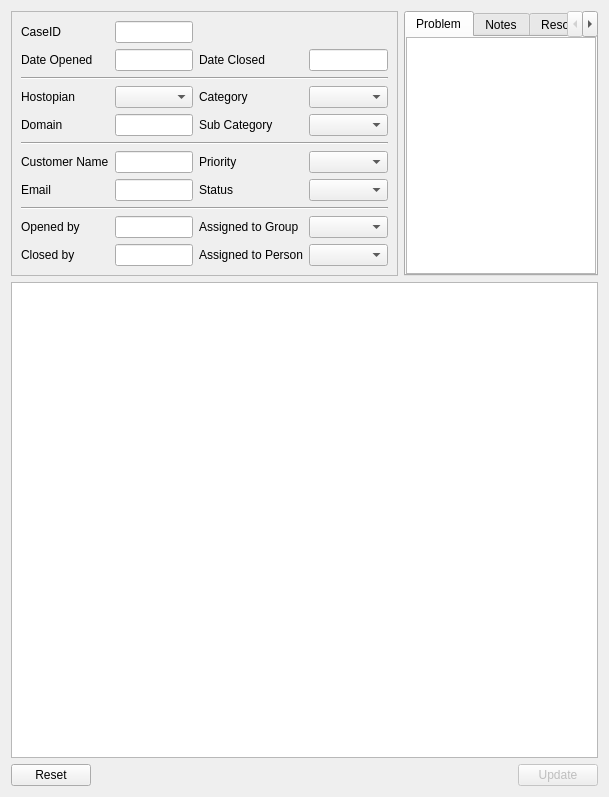
The window that TicketWidget.ui (igoriok/PigsOn) describes before a commit, drawn with Qt 5.
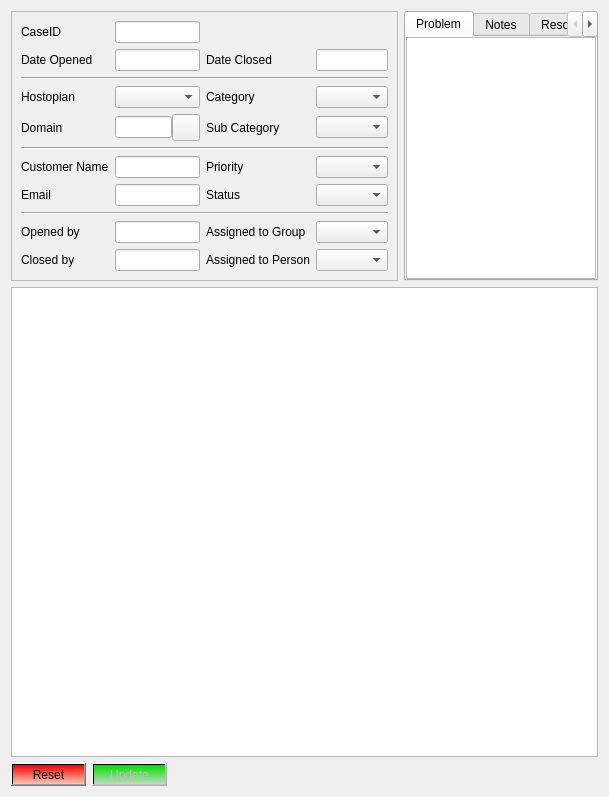
The same window after the commit. Icons and pictures are not drawn.

Patch:
```diff
--- a/TicketWidget.ui
+++ b/TicketWidget.ui
@@ -126,9 +126,6 @@
         </property>
        </widget>
       </item>
-      <item row="4" column="1">
-       <widget class="QLineEdit" name="lineEdit_Domain"/>
-      </item>
       <item row="4" column="2">
        <widget class="QLabel" name="label_SubCategory">
         <property name="text">
@@ -269,6 +266,47 @@
       <item row="10" column="3">
        <widget class="QComboBox" name="comboBox_Person"/>
       </item>
+      <item row="0" column="3">
+       <widget class="QLabel" name="label">
+        <property name="text">
+         <string/>
+        </property>
+       </widget>
+      </item>
+      <item row="4" column="1">
+       <layout class="QHBoxLayout" name="horizontalLayout_3">
+        <property name="spacing">
+         <number>0</number>
+        </property>
+        <item>
+         <widget class="QLineEdit" name="lineEdit_Domain">
+          <property name="sizePolicy">
+           <sizepolicy hsizetype="Expanding" vsizetype="Fixed">
+            <horstretch>1</horstretch>
+            <verstretch>0</verstretch>
+           </sizepolicy>
+          </property>
+         </widget>
+        </item>
+        <item>
+         <widget class="QToolButton" name="toolButton">
+          <property name="cursor">
+           <cursorShape>PointingHandCursor</cursorShape>
+          </property>
+          <property name="icon">
+           <iconset resource="Resources.qrc">
+            <normaloff>:/res/right.png</normaloff>:/res/right.png</iconset>
+          </property>
+          <property name="iconSize">
+           <size>
+            <width>20</width>
+            <height>20</height>
+           </size>
+          </property>
+         </widget>
+        </item>
+       </layout>
+      </item>
      </layout>
     </widget>
    </item>
@@ -356,11 +394,34 @@
     <layout class="QHBoxLayout" name="horizontalLayout_4">
      <item>
       <widget class="QPushButton" name="pushButton_Reset">
+       <property name="cursor">
+        <cursorShape>PointingHandCursor</cursorShape>
+       </property>
+       <property name="styleSheet">
+        <string>background: qlineargradient(spread:pad, x1:0, y1:0, x2:0, y2:1, stop:0 rgba(255, 0, 0, 255), stop:1 rgba(255, 200, 180, 255))
+</string>
+       </property>
        <property name="text">
         <string>Reset</string>
        </property>
       </widget>
      </item>
+     <item>
+      <widget class="QPushButton" name="pushButton_Update">
+       <property name="enabled">
+        <bool>false</bool>
+       </property>
+       <property name="cursor">
+        <cursorShape>PointingHandCursor</cursorShape>
+       </property>
+       <property name="styleSheet">
+        <string>background: qlineargradient(spread:pad, x1:0, y1:0, x2:0, y2:1, stop:0 rgba(0, 222, 0, 255), stop:1 rgba(195, 220, 195, 255))</string>
+       </property>
+       <property name="text">
+        <string>Update</string>
+       </property>
+      </widget>
+     </item>
      <item>
       <spacer name="horizontalSpacer">
        <property name="orientation">
@@ -374,16 +435,6 @@
        </property>
       </spacer>
      </item>
-     <item>
-      <widget class="QPushButton" name="pushButton_Update">
-       <property name="enabled">
-        <bool>false</bool>
-       </property>
-       <property name="text">
-        <string>Update</string>
-       </property>
-      </widget>
-     </item>
     </layout>
    </item>
    <item row="1" column="0" colspan="2">
```
Left out of the diff: 42 changed lines with no effect on the pictures.
